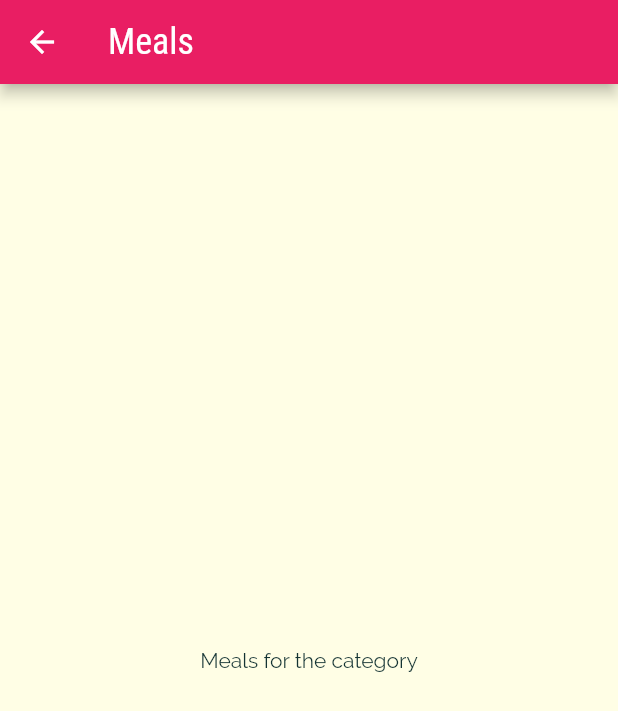
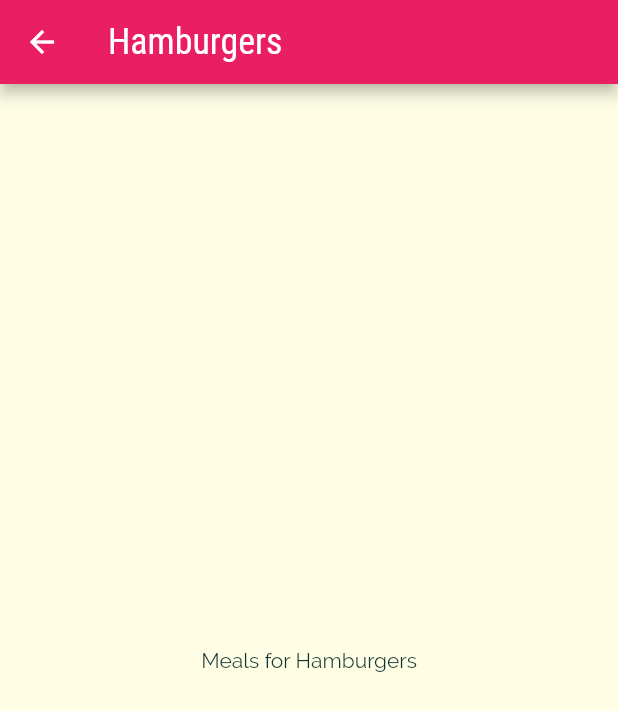
Before and after one commit to arnab/flutter_playground_meals_app, a Flutter app: the screen it shows after launch, after a tap on "Hamburgers", on a phone screen of 412 x 824 dp. Shown: the top 711 px of the screen. Run offline on Flutter 3.47's test engine with Material 2 defaults, Android fonts, the phone set to English and light mode, and no system bars.

Commit message:
passing data while navigating

```diff
--- a/lib/widgets/category_item.dart
+++ b/lib/widgets/category_item.dart
@@ -3,10 +3,12 @@ import 'package:flutter_playground_meals_app/widgets/screens/list_meals_screen.d
 
 class CategoryItem extends StatelessWidget {
   final String title;
+  final String id;
   final Color color;
 
   const CategoryItem({
     Key? key,
+    required this.id,
     required this.title,
     required this.color,
   }) : super(key: key);
@@ -14,7 +16,10 @@ class CategoryItem extends StatelessWidget {
   void selectCategory(BuildContext context) {
     Navigator.of(context).push(MaterialPageRoute(
       builder: (_) {
-        return const ListMealsScreen();
+        return ListMealsScreen(
+          categoryId: id,
+          categoryTitle: title,
+        );
       },
     ));
   }
--- a/lib/widgets/screens/list_categories_screen.dart
+++ b/lib/widgets/screens/list_categories_screen.dart
@@ -24,6 +24,7 @@ class ListCategoriesScreen extends StatelessWidget {
         ),
         children: allCategories
             .map((c) => CategoryItem(
+                  id: c.id,
                   title: c.title,
                   color: c.color,
                 ))
--- a/lib/widgets/screens/list_meals_screen.dart
+++ b/lib/widgets/screens/list_meals_screen.dart
@@ -1,15 +1,18 @@
 import 'package:flutter/material.dart';
 
 class ListMealsScreen extends StatelessWidget {
-  const ListMealsScreen({Key? key}) : super(key: key);
+  final String categoryId;
+  final String categoryTitle;
+
+  const ListMealsScreen({Key? key, required this.categoryId, required this.categoryTitle}) : super(key: key);
 
   @override
   Widget build(BuildContext context) {
     return Scaffold(
       appBar: AppBar(
-        title: const Text('Meals'),
+        title: Text(categoryTitle),
       ),
-      body: const Center(child: Text('Meals for the category')),
+      body: Center(child: Text('Meals for $categoryTitle')),
     );
   }
 }
```
